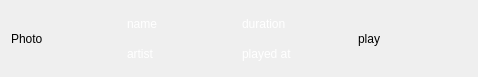
Old version of the form mutak/widgetitem.ui in the repository ahmed-debbech/mutak.
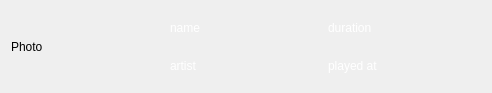
New version of the form.

Commit message: Fix graphics and fonts in UI

The edit to the form file:
```diff
--- a/mutak/widgetitem.ui
+++ b/mutak/widgetitem.ui
@@ -6,8 +6,8 @@
    <rect>
     <x>0</x>
     <y>0</y>
-    <width>478</width>
-    <height>77</height>
+    <width>492</width>
+    <height>93</height>
    </rect>
   </property>
   <property name="windowTitle">
@@ -75,13 +75,6 @@
      </item>
     </layout>
    </item>
-   <item>
-    <widget class="QLabel" name="play">
-     <property name="text">
-      <string>play</string>
-     </property>
-    </widget>
-   </item>
   </layout>
  </widget>
  <resources/>
```
The commit also changes 4 other files.
